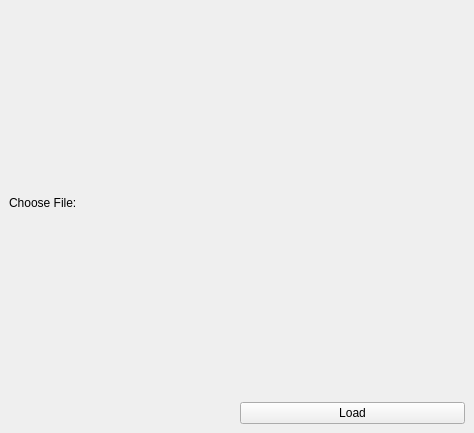
This is GTFS_dockwidget_base.ui in ctu-geoforall-lab/qgis-gtfs-plugin as Qt 5 draws it before an edit. The edited form follows.
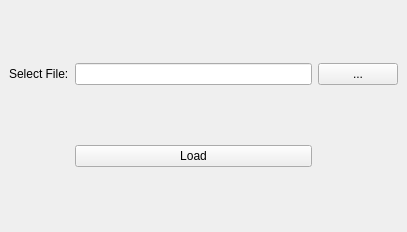
This is the edited form. Custom widgets are drawn as their Qt base class.

Commit message: #11 filter zip files

Diff of the .ui file:
```diff
--- a/GTFS_dockwidget_base.ui
+++ b/GTFS_dockwidget_base.ui
@@ -6,8 +6,8 @@
    <rect>
     <x>0</x>
     <y>0</y>
-    <width>474</width>
-    <height>433</height>
+    <width>407</width>
+    <height>232</height>
    </rect>
   </property>
   <property name="windowTitle">
@@ -15,33 +15,33 @@
   </property>
   <widget class="QWidget" name="dockWidgetContents">
    <layout class="QGridLayout" name="gridLayout">
-    <item row="0" column="2">
-     <widget class="QgsFileWidget" name="input_dir"/>
-    </item>
-    <item row="0" column="0">
-     <widget class="QLabel" name="label_3">
-      <property name="text">
-       <string>Choose File:</string>
-      </property>
-     </widget>
-    </item>
-    <item row="1" column="2">
+    <item row="1" column="1">
      <widget class="QPushButton" name="submit">
       <property name="text">
        <string>Load</string>
       </property>
      </widget>
     </item>
+    <item row="0" column="1">
+     <widget class="QLineEdit" name="input_dir"/>
+    </item>
+    <item row="0" column="0">
+     <widget class="QLabel" name="label_3">
+      <property name="text">
+       <string>Select File:</string>
+      </property>
+     </widget>
+    </item>
+    <item row="0" column="2">
+     <widget class="QPushButton" name="browse">
+      <property name="text">
+       <string>...</string>
+      </property>
+     </widget>
+    </item>
    </layout>
   </widget>
  </widget>
- <customwidgets>
-  <customwidget>
-   <class>QgsFileWidget</class>
-   <extends>QWidget</extends>
-   <header>qgsfilewidget.h</header>
-  </customwidget>
- </customwidgets>
  <resources/>
  <connections/>
 </ui>
```
The commit also changes 1 other file.
